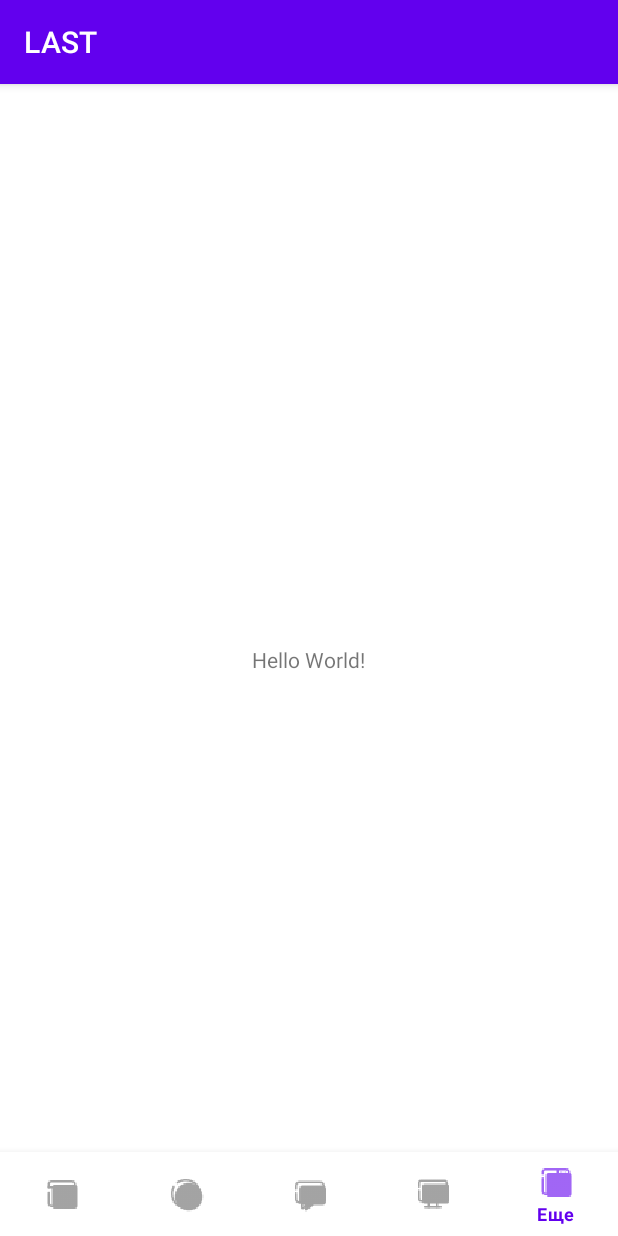
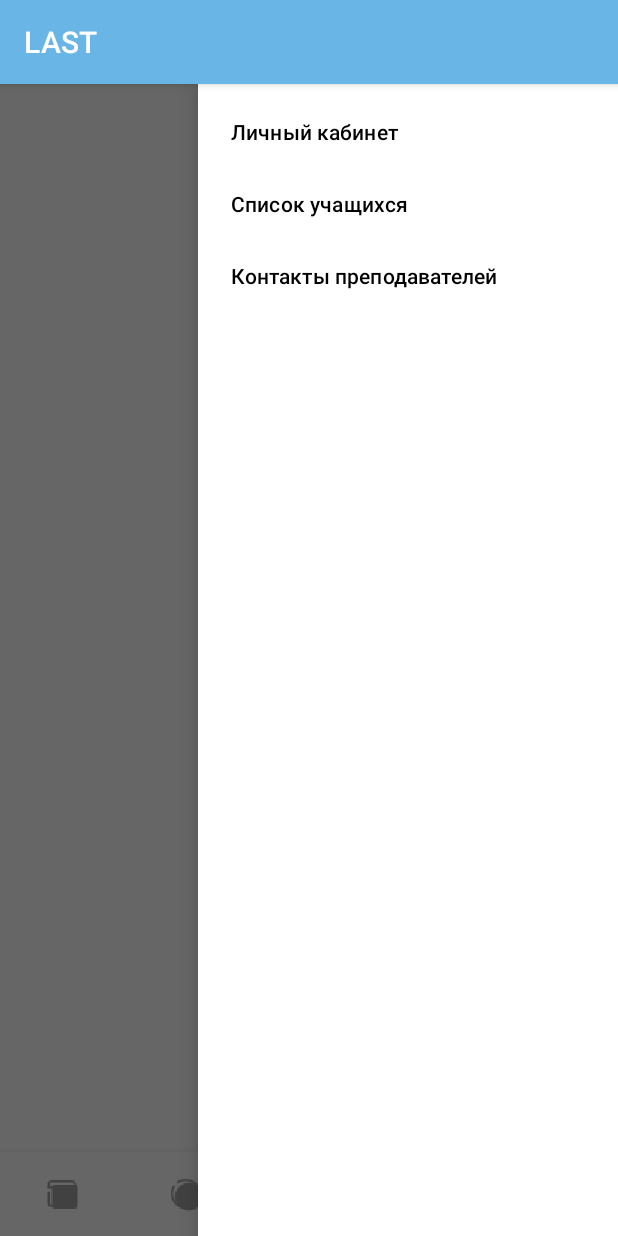
Before and after one commit to Anastassiya0Zabudkina/LastProject, an Android app: the screen it shows after launch (MainActivity), item 5 of the bottom bar chosen, on a phone screen of 412 x 824 dp. Run offline under Robolectric (Android 15) with nearby library versions, the phone set to English and light mode, and no system bars.

Commit message:
az/first commit

```diff
--- a/app/src/main/java/com/example/last/MainActivity.java
+++ b/app/src/main/java/com/example/last/MainActivity.java
@@ -2,15 +2,23 @@ package com.example.last;
 
 import androidx.appcompat.app.AppCompatActivity;
 import android.os.Bundle;
+
+import androidx.core.view.GravityCompat;
+import androidx.drawerlayout.widget.DrawerLayout;
 import com.google.android.material.bottomnavigation.BottomNavigationView;
+import android.view.MenuItem;
+import android.widget.Toast;
 
 public class MainActivity extends AppCompatActivity {
+
+    private DrawerLayout drawerLayout;
 
     @Override
     protected void onCreate(Bundle savedInstanceState) {
         super.onCreate(savedInstanceState);
         setContentView(R.layout.activity_main);
 
+        drawerLayout = findViewById(R.id.drawerLayout);
         BottomNavigationView bottomNavigationView = findViewById(R.id.bottomNavigationView);
         bottomNavigationView.setOnNavigationItemSelectedListener(item -> {
             switch (item.getItemId()) {
@@ -27,11 +35,37 @@ public class MainActivity extends AppCompatActivity {
                     // Обработка нажатия на элемент "Работы выпускников"
                     return true;
                 case R.id.action_more:
-                    // Обработка нажатия на элемент "Еще"
+                    openDrawer();
                     return true;
                 default:
                     return false;
             }
         });
     }
+
+    private void openDrawer() {
+        drawerLayout.openDrawer(GravityCompat.END);
+    }
+
+    private void closeDrawer() {
+        drawerLayout.closeDrawer(GravityCompat.END);
+    }
+
+    @Override
+    public boolean onOptionsItemSelected(MenuItem item) {
+        if (item.getItemId() == android.R.id.home) {
+            closeDrawer();
+            return true;
+        }
+        return super.onOptionsItemSelected(item);
+    }
+
+    @Override
+    public void onBackPressed() {
+        if (drawerLayout.isDrawerOpen(GravityCompat.END)) {
+            closeDrawer();
+        } else {
+            super.onBackPressed();
+        }
+    }
 }
--- a/app/src/main/res/layout/activity_main.xml
+++ b/app/src/main/res/layout/activity_main.xml
@@ -1,10 +1,15 @@
 <?xml version="1.0" encoding="utf-8"?>
-<RelativeLayout xmlns:android="http://schemas.android.com/apk/res/android"
+<androidx.drawerlayout.widget.DrawerLayout xmlns:android="http://schemas.android.com/apk/res/android"
+    xmlns:app="http://schemas.android.com/apk/res-auto"
     xmlns:tools="http://schemas.android.com/tools"
+    android:id="@+id/drawerLayout"
     android:layout_width="match_parent"
     android:layout_height="match_parent"
-    xmlns:app="http://schemas.android.com/apk/res-auto"
     tools:context=".MainActivity">
+
+    <RelativeLayout
+        android:layout_width="match_parent"
+        android:layout_height="match_parent">
 
         <TextView
             android:layout_width="wrap_content"
@@ -20,3 +25,12 @@
             app:menu="@menu/bottom_menu" />
 
     </RelativeLayout>
+
+    <com.google.android.material.navigation.NavigationView
+        android:id="@+id/navigationView"
+        android:layout_width="wrap_content"
+        android:layout_height="match_parent"
+        android:layout_gravity="end"
+        app:menu="@menu/drawer_menu" />
+
+</androidx.drawerlayout.widget.DrawerLayout>
--- a/app/src/main/res/menu/bottom_menu.xml
+++ b/app/src/main/res/menu/bottom_menu.xml
@@ -16,7 +16,7 @@
 
     <item
         android:id="@+id/action_graduates"
-        android:title="Работы выпускников"
+        android:title="Работы"
         android:icon="@drawable/ic_action_graduates" />
 
     <item
--- /dev/null
+++ b/app/src/main/res/menu/drawer_menu.xml
@@ -0,0 +1,11 @@
+<menu xmlns:android="http://schemas.android.com/apk/res/android">
+    <item
+        android:id="@+id/nav_account"
+        android:title="Личный кабинет" />
+    <item
+        android:id="@+id/nav_students"
+        android:title="Список учащихся" />
+    <item
+        android:id="@+id/nav_contacts"
+        android:title="Контакты преподавателей" />
+</menu>
--- a/app/src/main/res/values/themes.xml
+++ b/app/src/main/res/values/themes.xml
@@ -2,8 +2,8 @@
     <!-- Base application theme. -->
     <style name="Theme.LAST" parent="Theme.MaterialComponents.DayNight.DarkActionBar">
         <!-- Primary brand color. -->
-        <item name="colorPrimary">@color/purple_500</item>
-        <item name="colorPrimaryVariant">@color/purple_700</item>
+        <item name="colorPrimary">#68B5E6</item>
+        <item name="colorPrimaryVariant">#3A92C5</item>
         <item name="colorOnPrimary">@color/white</item>
         <!-- Secondary brand color. -->
         <item name="colorSecondary">@color/teal_200</item>
```
Lines whose indentation alone changed are shown as unchanged.
